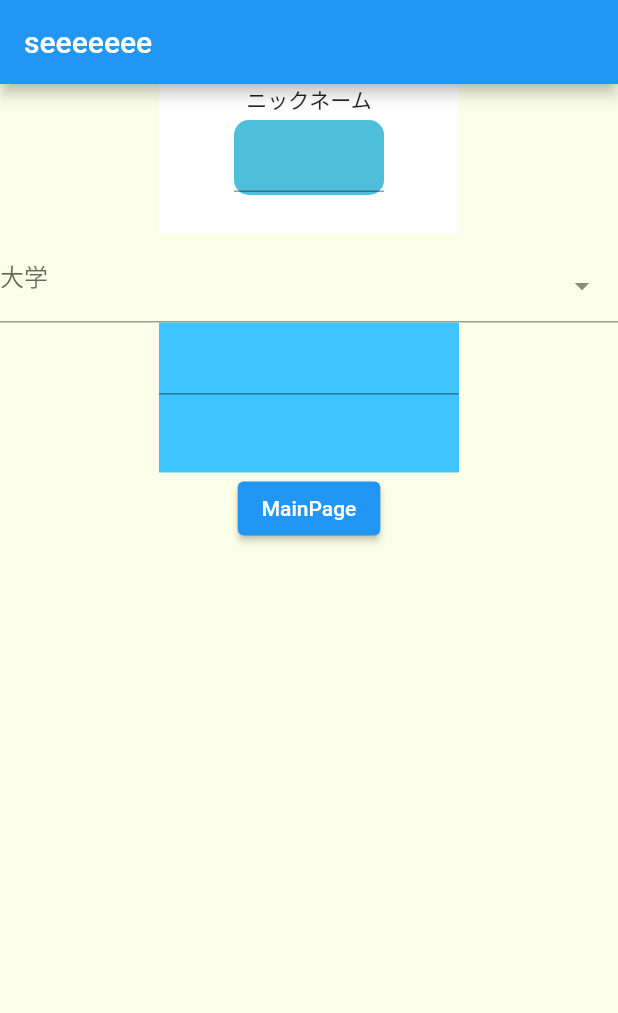
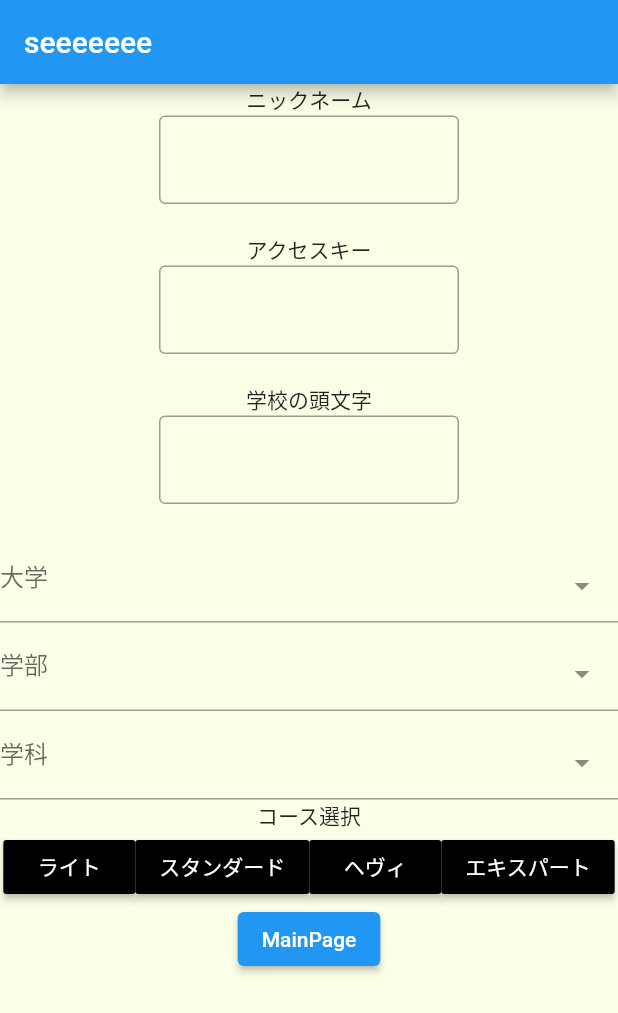
Before and after one commit to mon50/back_calculation, a Flutter app: the screen it shows after launch, on a phone screen of 412 x 824 dp. Shown: the top 1013 px of the screen. Run offline on Flutter 3.47's test engine with Material 2 defaults, Android fonts, the phone set to English and light mode, and no system bars; drawn by our look-alikes of select_form_field.

Commit message:
学科の追加

```diff
--- a/lib/information.dart
+++ b/lib/information.dart
@@ -7,6 +7,12 @@ class InformationPage extends StatefulWidget {
   @override
   State<InformationPage> createState() => _InformationPageState();
 }
+
+
+bool button_1 = false;
+bool button_2 = false;
+bool button_3 = false;
+bool button_4 = false;
 
 final List<Map<String, dynamic>> _items = [
   {
@@ -35,6 +41,92 @@ final List<Map<String, dynamic>> _items = [
   },
 ];
 
+final List<Map<String, dynamic>> _items_2 = [
+  {
+    'value': '0',
+    'label': '政治経済学部 ',
+  },
+  {
+    'value': '1',
+    'label': '法学部',
+  },
+  {
+    'value': '2',
+    'label': '教育学部',
+  },
+  {
+    'value': '3',
+    'label': '商学部',
+  },
+  {
+    'value': '4',
+    'label': '社会科学部',
+  },
+  {
+    'value': '5',
+    'label': '人間科学部',
+  },
+  {
+    'value': '6',
+    'label': 'スポーツ科学部',
+  },
+  {
+    'value': '7',
+    'label': '国際教養学部',
+  },
+  {
+    'value': '8',
+    'label': '文化構想学部',
+  },
+  {
+    'value': '9',
+    'label': '文学部',
+  },
+  {
+    'value': '10',
+    'label': '基幹理工学部',
+  },
+  {
+    'value': '11',
+    'label': '創造理工学部',
+  },
+  {
+    'value': '12',
+    'label': '先進理工学部',
+  },
+];
+
+final List<Map<String, dynamic>> _items_3 = [
+  {
+    'value': '0',
+    'label': '教育学科',
+  },
+  {
+    'value': '1',
+    'label': '国語国文学科',
+  },
+  {
+    'value': '2',
+    'label': '英語英文学科',
+  },
+  {
+    'value': '3',
+    'label': '社会科',
+  },
+  {
+    'value': '4',
+    'label': '理学科',
+  },
+  {
+    'value': '5',
+    'label': '数学科',
+  },
+  {
+    'value': '6',
+    'label': '複合文化学科',
+  },
+];
+
 
 class _InformationPageState extends State<InformationPage> {
   @override
@@ -43,31 +135,60 @@ class _InformationPageState extends State<InformationPage> {
       appBar: AppBar(
         title: Text('seeeeeee'),
       ),
-      body: Column(
+      body: SingleChildScrollView(
+        child: Column(
           children:<Widget>[
+            Center(
+              child:Center(
+                child:Container(
+                  height:100,
+                  width:200,
+                  child: Column(
+                    children: <Widget>[
+                      Text('ニックネーム'),
+                      TextFormField(
+                        decoration: InputDecoration(
+                          border: OutlineInputBorder(),
+                        ),
+                      ),
+                    ],
+                  ),
+                ) ,
+              ),
+            ),
             Center(
               child:Container(
                 height:100,
                 width:200,
                 child: Column(
                   children: <Widget>[
-                  Text('ニックネーム'),
-                  Padding(
-                    padding: const EdgeInsets.all(3.0),
-                    child: Container(
-                      child: TextFormField(),
-                      width: 100,
-                      height: 50,
-                      decoration: BoxDecoration(
-                        color: kMainColour,
-                        borderRadius: BorderRadius.circular(10),
-                      ),
+                    Text('アクセスキー'),
+                    TextFormField(
+                      decoration: InputDecoration(
+                        border: OutlineInputBorder(),
                       ),
                     ),
                   ],
                 ),
-              color: Colors.white,
               ) ,
+            ),
+            Center(
+              child:Center(
+                child:Container(
+                  height:100,
+                  width:200,
+                  child: Column(
+                    children: <Widget>[
+                      Text('学校の頭文字'),
+                      TextFormField(
+                        decoration: InputDecoration(
+                          border: OutlineInputBorder(),
+                        ),
+                      ),
+                    ],
+                  ),
+                ) ,
+              ),
             ),
             SelectFormField(
               type: SelectFormFieldType.dropdown, // or can be dialog
@@ -77,17 +198,81 @@ class _InformationPageState extends State<InformationPage> {
               onChanged: (val) => print(val),
               onSaved: (val) => print(val),
             ),
-          Center(
-            child:Container(
-              height:100,
-              width:200,
-              child:TextFormField(),
-              color: Colors.lightBlueAccent,
-            ) ,
+            SelectFormField(
+              type: SelectFormFieldType.dropdown, // or can be dialog
+              initialValue: 'circle',
+              labelText: '学部',
+              items: _items_2,
+              onChanged: (val) => print(val),
+              onSaved: (val) => print(val),
             ),
 
+            SelectFormField(
+              type: SelectFormFieldType.dropdown, // or can be dialog
+              initialValue: 'circle',
+              labelText: '学科',
+              items: _items_3,
+              onChanged: (val) => print(val),
+              onSaved: (val) => print(val),
+            ),
 
+            //コースボタン
+            Text('コース選択'),
+            Row(
+              mainAxisAlignment: MainAxisAlignment.center,
+              children:<Widget>[
+                Container(
+                  child: RaisedButton(
+                    child: new Text('ライト'),
+                    textColor: Colors.white,
+                    color: button_1 ? Colors.blue : Colors.black,
+                    onPressed: () => {
+                      setState(() {
+                        button_1 = true;
+                      })
+                    },
+                  ),
+                ),
+                Container(
+                    child: RaisedButton(
+                      child: new Text('スタンダード'),
+                      textColor: Colors.white,
+                      color: button_2 ? Colors.blue : Colors.black,
+                      onPressed: () => {
+                        setState(() {
+                          button_2 = true;
+                        })
+                      },
+                    ),
+                ),
+                Container(
+                    child: RaisedButton(
+                      child: new Text('ヘヴィ'),
+                      textColor: Colors.white,
+                      color: button_3 ? Colors.blue : Colors.black,
+                      onPressed: () => {
+                        setState(() {
+                          button_3 = true;
+                        }),
+                      },
+                    ),
+                ),
+                Container(
+                    child: RaisedButton(
+                      child: new Text('エキスパート'),
+                      textColor: Colors.white,
+                      color: button_4 ? Colors.blue : Colors.black,
+                      onPressed: () => {
+                        setState(() {
+                          button_4 = true;
+                        }),
+                      },
+                    ),
+                ),
+              ],
+            ),
 
+            //メインページへ遷移
             Align(
                 alignment: Alignment.bottomCenter,
                 child:ElevatedButton(
@@ -101,6 +286,7 @@ class _InformationPageState extends State<InformationPage> {
             ),
           ],
         ),
+      ),
     );
   }
 }
```
Lines whose indentation alone changed are shown as unchanged.
